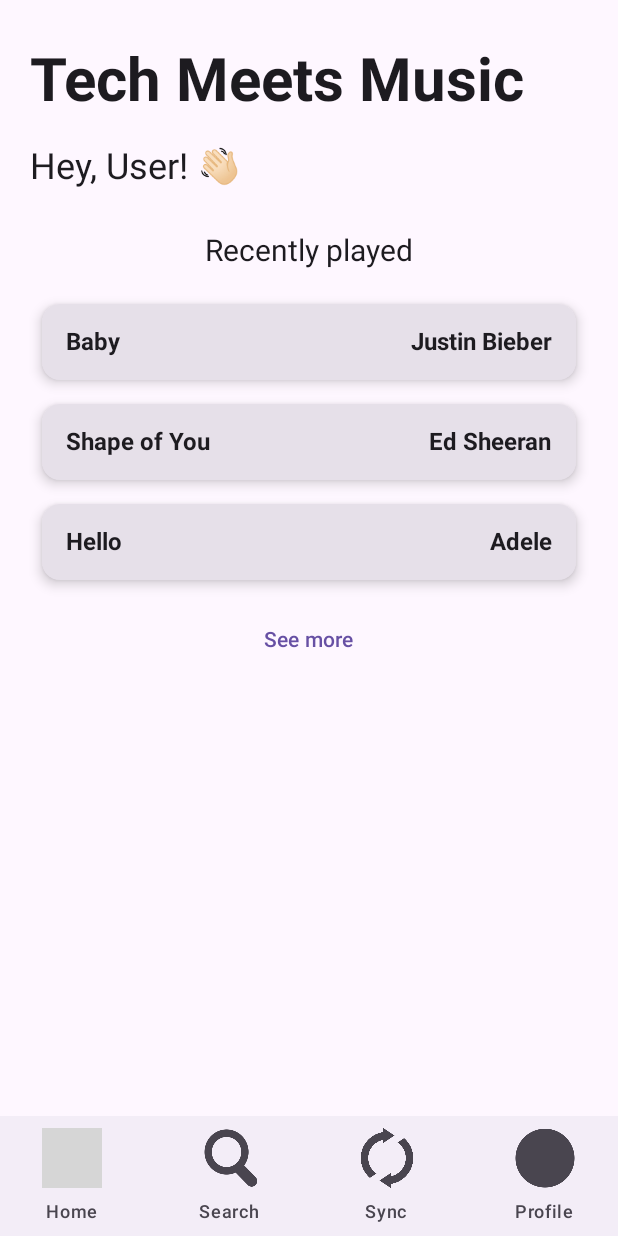
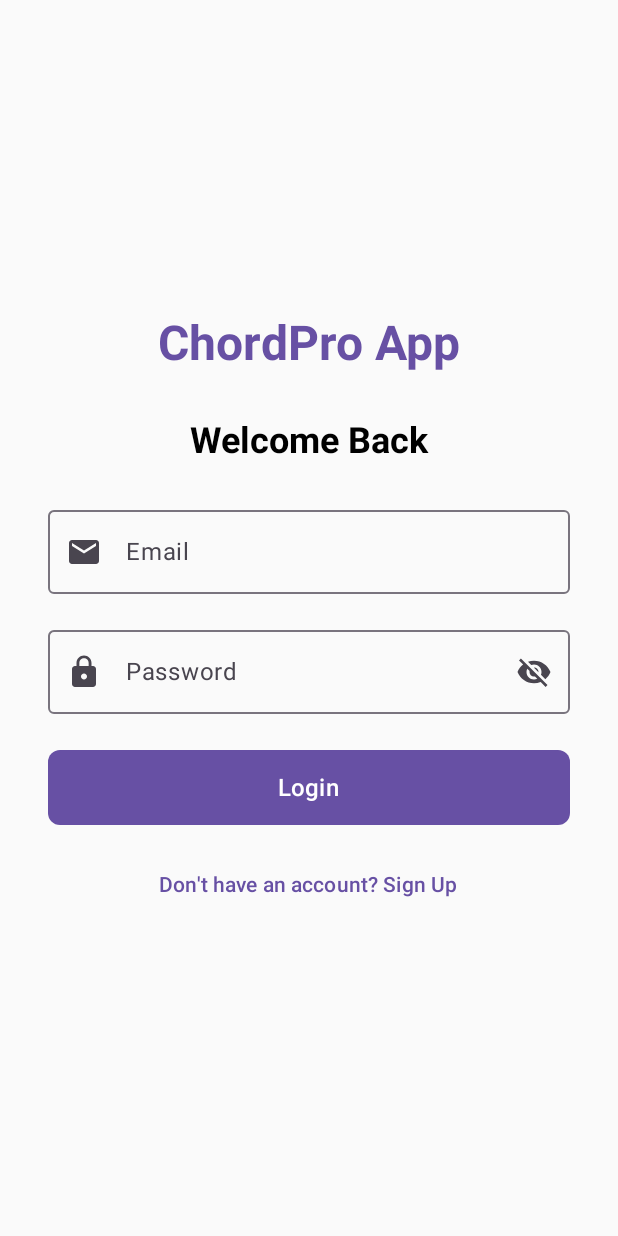
Before and after one commit to hopekcc/summer-intern-2025, an Android app built with Jetpack Compose: the screen it shows after launch (MainActivity), on a phone screen of 412 x 824 dp. Run offline under Robolectric (Android 15) with nearby library versions, the phone set to English and light mode, and no system bars; our stand-ins replace Firebase (no records; nobody signed in at launch, a user with empty details on screens opened directly); grey boxes are pictures that could not be loaded.

Commit message:
new login screen

```diff
--- a/mobile/chordproapp/app/src/main/java/com/example/chordproapp/MainActivity.kt
+++ b/mobile/chordproapp/app/src/main/java/com/example/chordproapp/MainActivity.kt
@@ -6,26 +6,53 @@ import androidx.activity.compose.setContent
 import androidx.activity.enableEdgeToEdge
 import androidx.compose.foundation.layout.padding
 import androidx.compose.material3.Scaffold
-import androidx.compose.runtime.getValue
-import androidx.compose.runtime.mutableStateOf
-import androidx.compose.runtime.remember
-import androidx.compose.runtime.setValue
+import androidx.compose.runtime.*
 import androidx.compose.ui.Modifier
 import androidx.navigation.compose.rememberNavController
 import com.example.chordproapp.components.BottomNavigationBar
 import com.example.chordproapp.navigation.AppNavigation
+import com.example.chordproapp.screens.LoginScreen
+import com.google.firebase.FirebaseApp
+import com.google.firebase.auth.FirebaseAuth
 
 class MainActivity : ComponentActivity() {
+    private lateinit var auth: FirebaseAuth
+
     override fun onCreate(savedInstanceState: Bundle?) {
         super.onCreate(savedInstanceState)
         enableEdgeToEdge()
 
+        // Initialize Firebase
+        FirebaseApp.initializeApp(this)
+        auth = FirebaseAuth.getInstance()
+
         setContent {
             var username by remember { mutableStateOf("Hey, User! 👋🏻") }
+            var isLoggedIn by remember { mutableStateOf(false) }
             val navController = rememberNavController()
 
+            // Check if user is already logged in
+            LaunchedEffect(Unit) {
+                val currentUser = auth.currentUser
+                if (currentUser != null) {
+                    isLoggedIn = true
+                    username = "Hey, ${currentUser.email?.substringBefore("@") ?: "User"}! 👋🏻"
+                }
+            }
+
+            if (isLoggedIn) {
+                // Show main app with bottom navigation
                 Scaffold(
-                bottomBar = { BottomNavigationBar(navController) }
+                    bottomBar = {
+                        BottomNavigationBar(
+                            navController = navController,
+                            onLogout = {
+                                auth.signOut()
+                                isLoggedIn = false
+                                username = "Hey, User! 👋🏻"
+                            }
+                        )
+                    }
                 ) { innerPadding ->
                     AppNavigation(
                         navController = navController,
@@ -34,7 +61,15 @@ class MainActivity : ComponentActivity() {
                         modifier = Modifier.padding(innerPadding)
                     )
                 }
+            } else {
+                // Show login screen
+                LoginScreen(
+                    onLoginSuccess = { email ->
+                        isLoggedIn = true
+                        username = "Hey, ${email.substringBefore("@")}! 👋🏻"
+                    }
+                )
             }
         }
-
     }
+}
--- a/mobile/chordproapp/app/src/main/java/com/example/chordproapp/screens/LoginScreen.kt
+++ b/mobile/chordproapp/app/src/main/java/com/example/chordproapp/screens/LoginScreen.kt
@@ -0,0 +1,212 @@
+package com.example.chordproapp.screens
+
+import androidx.compose.foundation.layout.*
+import androidx.compose.foundation.shape.RoundedCornerShape
+import androidx.compose.foundation.text.KeyboardOptions
+import androidx.compose.material.icons.Icons
+import androidx.compose.material.icons.filled.Email
+import androidx.compose.material.icons.filled.Lock
+import androidx.compose.material.icons.filled.Visibility
+import androidx.compose.material.icons.filled.VisibilityOff
+import androidx.compose.material3.*
+import androidx.compose.runtime.*
+import androidx.compose.ui.Alignment
+import androidx.compose.ui.Modifier
+import androidx.compose.ui.graphics.Color
+import androidx.compose.ui.text.font.FontWeight
+import androidx.compose.ui.text.input.KeyboardType
+import androidx.compose.ui.text.input.PasswordVisualTransformation
+import androidx.compose.ui.text.input.VisualTransformation
+import androidx.compose.ui.text.style.TextAlign
+import androidx.compose.ui.unit.dp
+import androidx.compose.ui.unit.sp
+import com.google.firebase.auth.FirebaseAuth
+import com.google.firebase.auth.FirebaseAuthInvalidCredentialsException
+import com.google.firebase.auth.FirebaseAuthInvalidUserException
+import com.google.firebase.auth.FirebaseAuthUserCollisionException
+import com.google.firebase.auth.FirebaseAuthWeakPasswordException
+
+@OptIn(ExperimentalMaterial3Api::class)
+@Composable
+fun LoginScreen(
+    onLoginSuccess: (String) -> Unit,
+    modifier: Modifier = Modifier
+) {
+    var email by remember { mutableStateOf("") }
+    var password by remember { mutableStateOf("") }
+    var isPasswordVisible by remember { mutableStateOf(false) }
+    var isLoading by remember { mutableStateOf(false) }
+    var errorMessage by remember { mutableStateOf("") }
+    var isSignUp by remember { mutableStateOf(false) }
+
+    val auth = FirebaseAuth.getInstance()
+
+    Column(
+        modifier = modifier
+            .fillMaxSize()
+            .padding(16.dp),
+        horizontalAlignment = Alignment.CenterHorizontally,
+        verticalArrangement = Arrangement.Center
+    ) {
+        // App Logo/Title
+        Text(
+            text = "ChordPro App",
+            fontSize = 32.sp,
+            fontWeight = FontWeight.Bold,
+            color = MaterialTheme.colorScheme.primary,
+            modifier = Modifier.padding(bottom = 32.dp)
+        )
+
+        // Login/Sign Up Form (flat version, no card or shadow)
+        Column(
+            modifier = Modifier
+                .fillMaxWidth()
+                .padding(horizontal = 16.dp),
+            horizontalAlignment = Alignment.CenterHorizontally
+        ) {
+            Text(
+                text = if (isSignUp) "Create Account" else "Welcome Back",
+                fontSize = 24.sp,
+                fontWeight = FontWeight.Bold,
+                modifier = Modifier.padding(bottom = 24.dp)
+            )
+
+            // Email Field
+            OutlinedTextField(
+                value = email,
+                onValueChange = {
+                    email = it
+                    errorMessage = ""
+                },
+                label = { Text("Email") },
+                leadingIcon = {
+                    Icon(Icons.Default.Email, contentDescription = "Email")
+                },
+                keyboardOptions = KeyboardOptions(keyboardType = KeyboardType.Email),
+                modifier = Modifier
+                    .fillMaxWidth()
+                    .padding(bottom = 16.dp),
+                singleLine = true
+            )
+
+            // Password Field
+            OutlinedTextField(
+                value = password,
+                onValueChange = {
+                    password = it
+                    errorMessage = ""
+                },
+                label = { Text("Password") },
+                leadingIcon = {
+                    Icon(Icons.Default.Lock, contentDescription = "Password")
+                },
+                trailingIcon = {
+                    IconButton(onClick = { isPasswordVisible = !isPasswordVisible }) {
+                        Icon(
+                            if (isPasswordVisible) Icons.Default.Visibility else Icons.Default.VisibilityOff,
+                            contentDescription = if (isPasswordVisible) "Hide password" else "Show password"
+                        )
+                    }
+                },
+                visualTransformation = if (isPasswordVisible) VisualTransformation.None else PasswordVisualTransformation(),
+                keyboardOptions = KeyboardOptions(keyboardType = KeyboardType.Password),
+                modifier = Modifier
+                    .fillMaxWidth()
+                    .padding(bottom = 24.dp),
+                singleLine = true
+            )
+
+            // Error Message
+            if (errorMessage.isNotEmpty()) {
+                Text(
+                    text = errorMessage,
+                    color = MaterialTheme.colorScheme.error,
+                    fontSize = 14.sp,
+                    textAlign = TextAlign.Center,
+                    modifier = Modifier.padding(bottom = 16.dp)
+                )
+            }
+
+            // Login/Sign Up Button
+            Button(
+                onClick = {
+                    if (email.isBlank() || password.isBlank()) {
+                        errorMessage = "Please fill in all fields"
+                        return@Button
+                    }
+
+                    isLoading = true
+                    errorMessage = ""
+
+                    if (isSignUp) {
+                        // Sign Up
+                        auth.createUserWithEmailAndPassword(email, password)
+                            .addOnCompleteListener { task ->
+                                isLoading = false
+                                if (task.isSuccessful) {
+                                    val user = auth.currentUser
+                                    onLoginSuccess(user?.email ?: "User")
+                                } else {
+                                    errorMessage = when (task.exception) {
+                                        is FirebaseAuthWeakPasswordException -> "Password is too weak"
+                                        is FirebaseAuthInvalidCredentialsException -> "Invalid email format"
+                                        is FirebaseAuthUserCollisionException -> "Account already exists"
+                                        else -> task.exception?.message ?: "Sign up failed"
+                                    }
+                                }
+                            }
+                    } else {
+                        // Sign In
+                        auth.signInWithEmailAndPassword(email, password)
+                            .addOnCompleteListener { task ->
+                                isLoading = false
+                                if (task.isSuccessful) {
+                                    val user = auth.currentUser
+                                    onLoginSuccess(user?.email ?: "User")
+                                } else {
+                                    errorMessage = when (task.exception) {
+                                        is FirebaseAuthInvalidUserException -> "No account found with this email"
+                                        is FirebaseAuthInvalidCredentialsException -> "Invalid email or password"
+                                        else -> task.exception?.message ?: "Login failed"
+                                    }
+                                }
+                            }
+                    }
+                },
+                modifier = Modifier
+                    .fillMaxWidth()
+                    .height(50.dp),
+                enabled = !isLoading,
+                shape = RoundedCornerShape(8.dp)
+            ) {
+                if (isLoading) {
+                    CircularProgressIndicator(
+                        modifier = Modifier.size(20.dp),
+                        color = MaterialTheme.colorScheme.onPrimary
+                    )
+                } else {
+                    Text(
+                        text = if (isSignUp) "Sign Up" else "Login",
+                        fontSize = 16.sp,
+                        fontWeight = FontWeight.Medium
+                    )
+                }
+            }
+
+            // Switch between Login/Sign Up
+            Spacer(modifier = Modifier.height(16.dp))
+
+            TextButton(
+                onClick = {
+                    isSignUp = !isSignUp
+                    errorMessage = ""
+                }
+            ) {
+                Text(
+                    text = if (isSignUp) "Already have an account? Login" else "Don't have an account? Sign Up",
+                    color = MaterialTheme.colorScheme.primary
+                )
+            }
+        }
+    }
+}
```
Also changed, not shown: mobile/chordproapp/app/build.gradle.kts (+9 -9 lines), mobile/chordproapp/app/src/main/java/com/example/chordproapp/components/BottomBar.kt (+42 -3 lines), mobile/chordproapp/build.gradle.kts (+6 -1 lines), 2 other files. Lines whose indentation alone changed are shown as unchanged.
